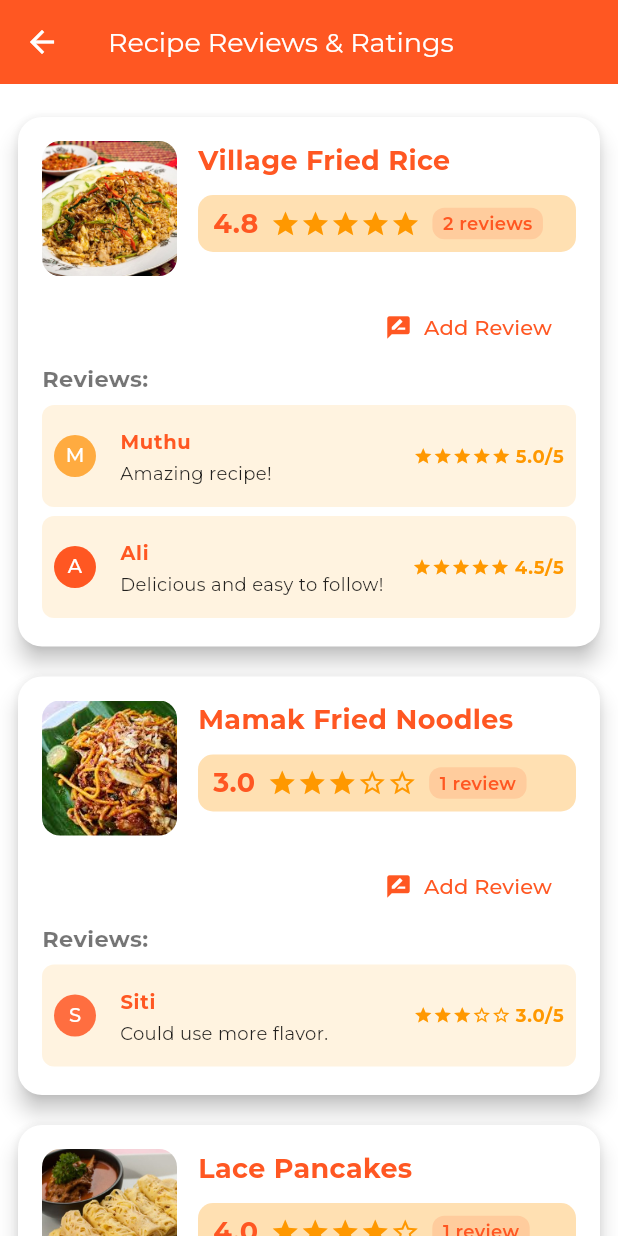
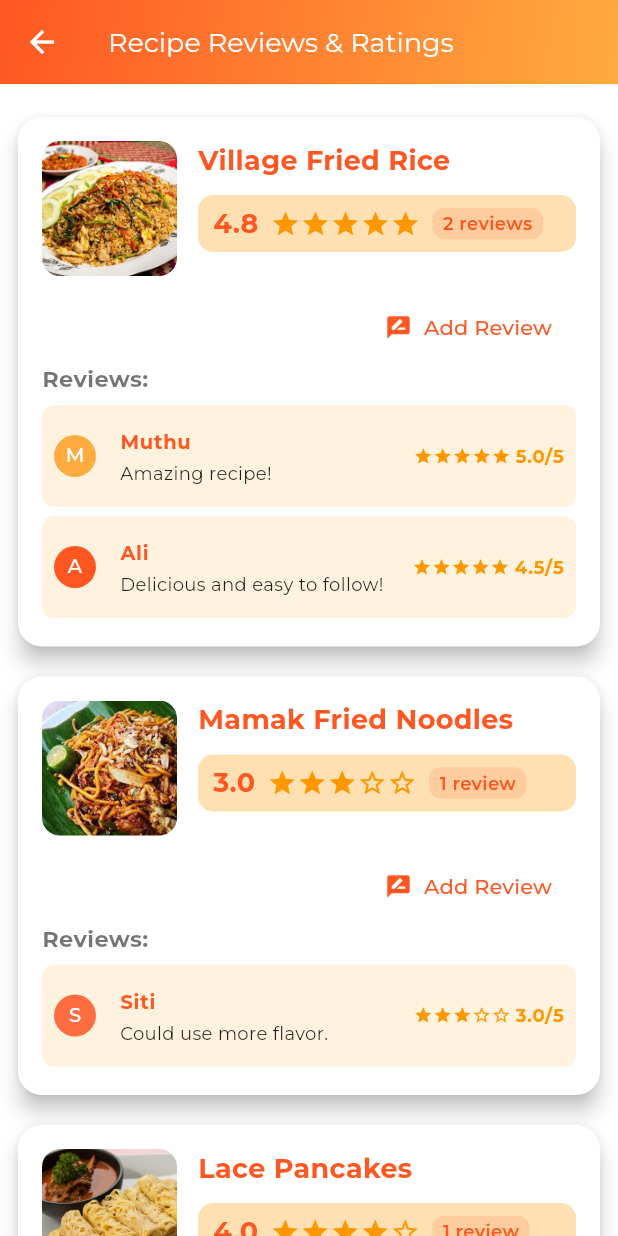
Before and after one commit to camy0330/Dappr, a Flutter app: the RatingPage screen opened directly, on a phone screen of 412 x 824 dp. Run offline on Flutter 3.47's test engine with Material 3 defaults, Android fonts, the phone set to English and light mode, and no system bars; our stand-ins replace audioplayers, logger, lottie, shared_preferences, table_calendar; accounts and stored records are empty.

Commit message:
Edit colour

```diff
--- a/lib/pages/rating_page.dart
+++ b/lib/pages/rating_page.dart
@@ -136,8 +136,17 @@ class _RatingPageState extends State<RatingPage> {
     return Scaffold(
       appBar: AppBar(
         title: const Text("Recipe Reviews & Ratings"),
-        backgroundColor: Colors.deepOrange,
+         flexibleSpace: Container(
+      decoration: const BoxDecoration(
+        gradient: LinearGradient(
+          colors: [Colors.deepOrange, Colors.orangeAccent], // Gradient applied
+          begin: Alignment.topLeft,
+          end: Alignment.bottomRight,
+        ),
       ),
+    ),
+    iconTheme: const IconThemeData(color: Colors.white),
+  ),
       body: ListView.builder(
         padding: const EdgeInsets.all(12),
         itemCount: recipes.length,
```
